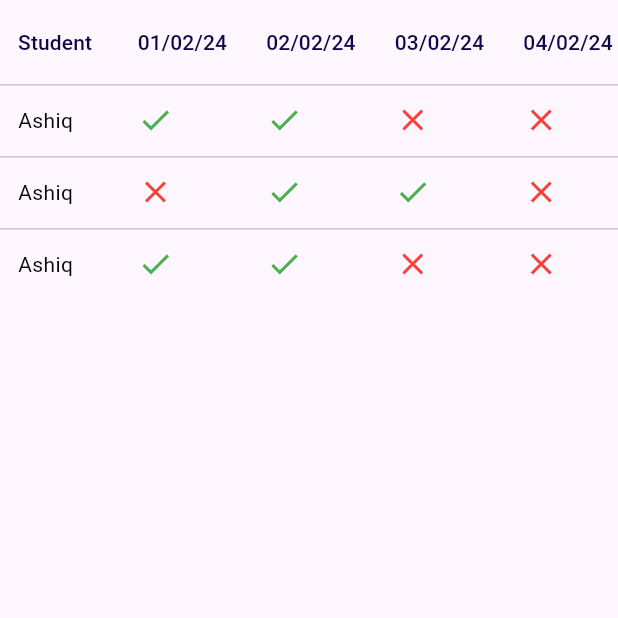
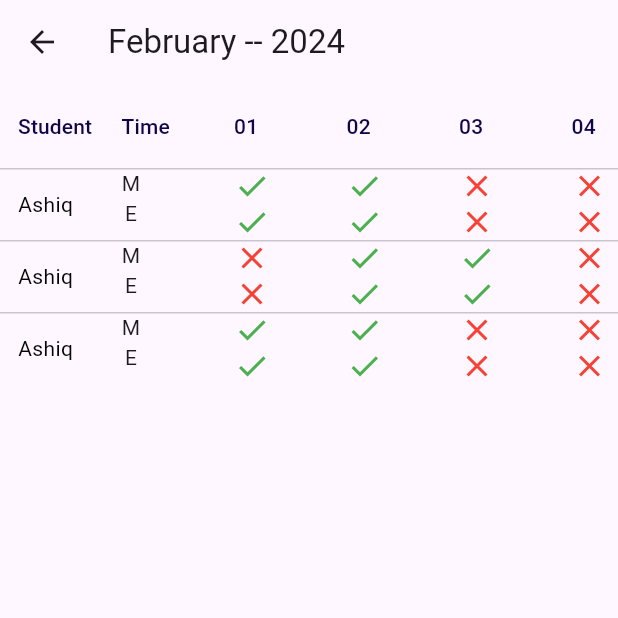
Before and after one commit to ashiqmhdkn/collage_bus_map, a Flutter app: the attendenceTable screen opened directly, on a phone screen of 412 x 824 dp, the top half of it. Run offline on Flutter 3.47's test engine with Material 3 defaults, Android fonts, the phone set to English and light mode, and no system bars; drawn by our look-alikes of data_table_2; our stand-ins replace cloud_firestore, firebase_auth, firebase_core, get, google_maps_flutter, image_picker and 2 more; accounts and stored records are empty.

Commit message:
table added changed

```diff
--- a/lib/data_table.dart
+++ b/lib/data_table.dart
@@ -9,15 +9,7 @@ class attendenceTable extends StatefulWidget {
 }
 
 class _attendenceTableState extends State<attendenceTable> {
-  List dates = [
-    "Student",
-    "01/02/24",
-    "02/02/24",
-    "03/02/24",
-    "04/02/24",
-    "05/02/24",
-    "06/02/24"
-  ];
+  List dates = ["Student", "Time", "01", "02", "03", "04", "05", "06"];
   List<Map<String, bool>> student = [
     {
       "1": true,
@@ -47,10 +39,12 @@ class _attendenceTableState extends State<attendenceTable> {
   @override
   Widget build(BuildContext context) {
     return Scaffold(
+      appBar: AppBar(title: Text("February -- 2024")),
       body: SafeArea(
         child: DataTable2(
           columnSpacing: 12,
           horizontalMargin: 12,
+
           minWidth: 600,
 
           //  DataTable(
@@ -84,12 +78,48 @@ class _attendenceTableState extends State<attendenceTable> {
                                 color: const Color.fromARGB(255, 2, 2, 2)),
                           ),
                         ),
-                        DataCell(present(psnt: e["1"]!)),
-                        DataCell(present(psnt: e["2"]!)),
-                        DataCell(present(psnt: e["3"]!)),
-                        DataCell(present(psnt: e["4"]!)),
-                        DataCell(present(psnt: e["5"]!)),
-                        DataCell(present(psnt: e["6"]!)),
+                        DataCell(Column(
+                          children: [
+                            Text("M"),
+                            Text("E"),
+                          ],
+                        )),
+                        DataCell(Column(
+                          children: [
+                            present(psnt: e["1"]!),
+                            present(psnt: e["1"]!),
+                          ],
+                        )),
+                        DataCell(Column(
+                          children: [
+                            present(psnt: e["2"]!),
+                            present(psnt: e["2"]!),
+                          ],
+                        )),
+                        DataCell(Column(
+                          children: [
+                            present(psnt: e["3"]!),
+                            present(psnt: e["3"]!),
+                          ],
+                        )),
+                        DataCell(Column(
+                          children: [
+                            present(psnt: e["4"]!),
+                            present(psnt: e["4"]!),
+                          ],
+                        )),
+                        DataCell(Column(
+                          children: [
+                            present(psnt: e["5"]!),
+                            present(psnt: e["5"]!),
+                          ],
+                        )),
+                        DataCell(Column(
+                          children: [
+                            present(psnt: e["6"]!),
+                            present(psnt: e["6"]!),
+                          ],
+                        )),
                       ]))
                   .toList(),
         ),
--- a/lib/main.dart
+++ b/lib/main.dart
@@ -25,6 +25,7 @@ class MyApp extends StatelessWidget {
   @override
   Widget build(BuildContext context) {
     return GetMaterialApp(
+      debugShowCheckedModeBanner: false,
       theme: ThemeData(
         primaryColor: Colors.blue,
       ),
@@ -51,7 +52,7 @@ class _InitialScreenState extends State<InitialScreen> {
     SharedPreferences sp = await SharedPreferences.getInstance();
     final UserController usercController = UserController();
     bool isLogin = sp.getBool('log') ?? false;
-    bool admin=sp.getBool('adm') ?? false;
+    bool admin = sp.getBool('adm') ?? false;
 
     // Delay added to simulate loading time for Flash screen
     await Future.delayed(const Duration(seconds: 1));
```
